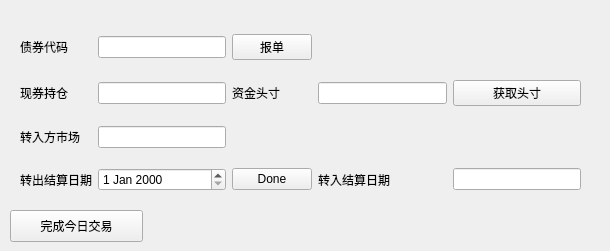
Old version of the form transfer.ui in the repository rahrahr/Trade-Monitor.
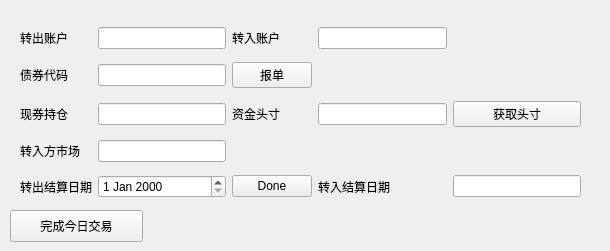
New version of the form. Custom widgets are drawn as their Qt base class.

Patch:
```diff
--- a/transfer.ui
+++ b/transfer.ui
@@ -38,86 +38,106 @@
      </rect>
     </property>
     <layout class="QGridLayout" name="gridLayout">
-     <item row="1" column="4">
-      <widget class="QPushButton" name="get_position">
-       <property name="text">
-        <string>获取头寸</string>
-       </property>
-      </widget>
-     </item>
-     <item row="3" column="3">
-      <widget class="QLabel" name="label_10">
-       <property name="text">
-        <string>转入结算日期</string>
-       </property>
-      </widget>
-     </item>
-     <item row="3" column="1">
-      <widget class="QDateEdit" name="transfer_start_date"/>
-     </item>
-     <item row="0" column="1">
-      <widget class="QLineEdit" name="code"/>
-     </item>
-     <item row="0" column="0">
-      <widget class="QLabel" name="label">
-       <property name="text">
-        <string>债券代码</string>
-       </property>
-      </widget>
-     </item>
-     <item row="0" column="2">
+     <item row="1" column="2">
       <widget class="QPushButton" name="send_order">
        <property name="text">
         <string>报单</string>
        </property>
       </widget>
      </item>
-     <item row="1" column="1">
-      <widget class="QLineEdit" name="bond_position"/>
-     </item>
-     <item row="1" column="0">
-      <widget class="QLabel" name="label_20">
-       <property name="text">
-        <string>现券持仓</string>
-       </property>
-      </widget>
-     </item>
-     <item row="2" column="0">
-      <widget class="QLabel" name="label_2">
-       <property name="text">
-        <string>转入方市场</string>
-       </property>
-      </widget>
-     </item>
-     <item row="1" column="3">
-      <widget class="QLineEdit" name="cash_position"/>
-     </item>
-     <item row="3" column="2">
+     <item row="4" column="2">
       <widget class="QPushButton" name="get_transfer_info">
        <property name="text">
         <string>Done</string>
        </property>
       </widget>
      </item>
-     <item row="2" column="1">
-      <widget class="QLineEdit" name="target_exchange"/>
+     <item row="2" column="3">
+      <widget class="QLineEdit" name="cash_position"/>
+     </item>
+     <item row="1" column="0">
+      <widget class="QLabel" name="label">
+       <property name="text">
+        <string>债券代码</string>
+       </property>
+      </widget>
+     </item>
+     <item row="4" column="4">
+      <widget class="QLineEdit" name="transfer_finish_date"/>
      </item>
      <item row="3" column="0">
+      <widget class="QLabel" name="label_2">
+       <property name="text">
+        <string>转入方市场</string>
+       </property>
+      </widget>
+     </item>
+     <item row="4" column="3">
+      <widget class="QLabel" name="label_10">
+       <property name="text">
+        <string>转入结算日期</string>
+       </property>
+      </widget>
+     </item>
+     <item row="1" column="1">
+      <widget class="QLineEdit" name="code"/>
+     </item>
+     <item row="4" column="0">
       <widget class="QLabel" name="label_9">
        <property name="text">
         <string>转出结算日期</string>
        </property>
       </widget>
      </item>
-     <item row="1" column="2">
+     <item row="2" column="2">
       <widget class="QLabel" name="label_21">
        <property name="text">
         <string>资金头寸</string>
        </property>
       </widget>
      </item>
-     <item row="3" column="4">
-      <widget class="QLineEdit" name="transfer_finish_date"/>
+     <item row="2" column="0">
+      <widget class="QLabel" name="label_20">
+       <property name="text">
+        <string>现券持仓</string>
+       </property>
+      </widget>
+     </item>
+     <item row="4" column="1">
+      <widget class="QDateEdit" name="transfer_start_date"/>
+     </item>
+     <item row="2" column="1">
+      <widget class="QLineEdit" name="bond_position"/>
+     </item>
+     <item row="2" column="4">
+      <widget class="QPushButton" name="get_position">
+       <property name="text">
+        <string>获取头寸</string>
+       </property>
+      </widget>
+     </item>
+     <item row="3" column="1">
+      <widget class="QLineEdit" name="target_exchange"/>
+     </item>
+     <item row="0" column="0">
+      <widget class="QLabel" name="label_3">
+       <property name="text">
+        <string>转出账户</string>
+       </property>
+      </widget>
+     </item>
+     <item row="0" column="2">
+      <widget class="QLabel" name="label_4">
+       <property name="text">
+        <string>转入账户</string>
+       </property>
+      </widget>
+     </item>
+     <item row="0" column="1">
+      <widget class="QLineEdit" name="out_account"/>
+     </item>
+     <item row="0" column="3">
+      <widget class="QLineEdit" name="in_account"/>
      </item>
     </layout>
    </widget>
```
